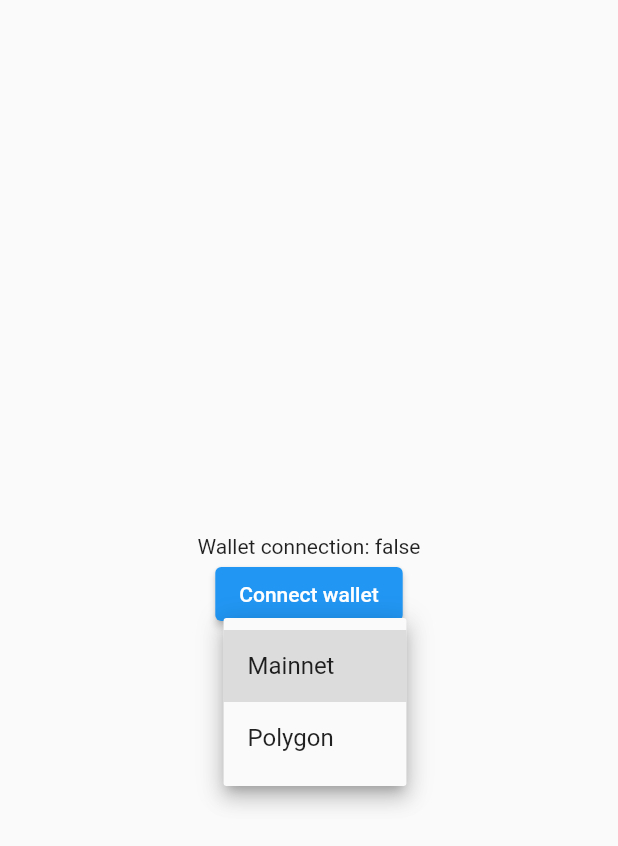
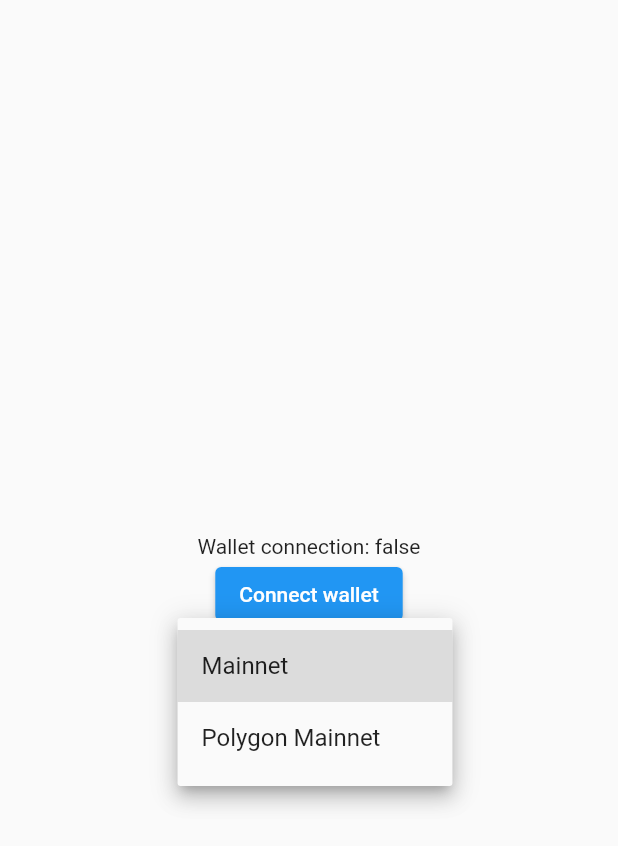
Before and after one commit to inveker/flutter_blockchain_app, a Flutter app: the screen it shows after launch, after a tap on "Mainnet", on a phone screen of 412 x 824 dp. Shown: the top 846 px of the screen. Run offline on Flutter 3.47's test engine with Material 2 defaults, Android fonts, the phone set to English and light mode, and no system bars; our stand-ins replace auto_route, bloc, flutter_bloc, freezed_annotation, hydrated_bloc, qr_flutter; missing offline and left inert: walletconnect_dart, web3_ethereum, web3dart, web3dart_ethereum, web3dart_walletconnect; generated files the repository leaves out were written again.

```diff
--- a/lib/app.dart
+++ b/lib/app.dart
@@ -26,10 +26,18 @@ class _AppState extends State<App> {
         ChainModel(
           id: 1,
           name: 'Mainnet',
+          rpcUrl: 'https://mainnet.infura.io/v3/',
+          nativeCurrencySymbol: 'ETH',
+          nativeCurrencyDecimals: 18,
+          blockExplorerUrls: 'https://etherscan.io',
         ),
         ChainModel(
           id: 137,
-          name: 'Polygon',
+          name: 'Polygon Mainnet',
+          rpcUrl: 'https://polygon-rpc.com/',
+          nativeCurrencySymbol: 'MATIC',
+          nativeCurrencyDecimals: 18,
+          blockExplorerUrls: 'https://polygonscan.com/',
         ),
       ],
       child: MaterialApp.router(
--- a/lib/bloc/network/network_event.dart
+++ b/lib/bloc/network/network_event.dart
@@ -8,7 +8,5 @@ class NetworkEvent with _$NetworkEvent {
 
   factory NetworkEvent.setSwitchChainStrategy(SwitchChainStrategy? switchChainStrategy) = NetworkSetSwitchChainStrategyEvent;
 
-  factory NetworkEvent.setLogoutStrategy(Future<void> Function()? logoutStrategy) = NetworkSetLogoutStrategyEvent;
-
   factory NetworkEvent.logout() = NetworkLogoutEvent;
 }
--- a/lib/bloc/network/network_state.dart
+++ b/lib/bloc/network/network_state.dart
@@ -6,7 +6,6 @@ class NetworkState with _$NetworkState {
     required ChainModel currentChain,
     @Default(false) bool hasWalletConnection,
     SwitchChainStrategy? switchChainStrategy,
-    Future<void> Function()? logoutStrategy,
     @Default(false) bool switchChainRejected,
 }) = _NetworkState;
 }
--- a/lib/bloc/walletconnect_provider/walletconnect_provider_bloc.dart
+++ b/lib/bloc/walletconnect_provider/walletconnect_provider_bloc.dart
@@ -63,6 +63,8 @@ class WalletConnectProviderBloc extends HydratedBloc<WalletConnectProviderEvent,
   }
 
   Future<void> _reset(WalletConnectProviderResetEvent event, Emitter<WalletConnectProviderState> emit) async {
+    _walletConnectProvider?.session.reset();
+    await _walletConnectProvider?.walletConnect.close(forceClose: true);
     emit(WalletConnectProviderState());
   }
 
--- a/lib/bloc/walletconnect_provider/walletconnect_provider_event.dart
+++ b/lib/bloc/walletconnect_provider/walletconnect_provider_event.dart
@@ -5,6 +5,7 @@ class WalletConnectProviderEvent with _$WalletConnectProviderEvent {
   factory WalletConnectProviderEvent.connect() = WalletConnectProviderConnectEvent;
 
   factory WalletConnectProviderEvent.restore(Map<String, dynamic> json) = WalletConnectProviderRestoreEvent;
+
   factory WalletConnectProviderEvent.reset() = WalletConnectProviderResetEvent;
 
   factory WalletConnectProviderEvent.setDisplayUri(String? displayUri) = WalletConnectProviderSetDisplayUriEvent;
--- a/lib/models/chain/chain_model.dart
+++ b/lib/models/chain/chain_model.dart
@@ -9,8 +9,11 @@ class ChainModel with _$ChainModel {
   factory ChainModel({
     required int id,
     required String name,
+    required String rpcUrl,
+    required String nativeCurrencySymbol,
+    required int nativeCurrencyDecimals,
+    required String blockExplorerUrls,
     String? image,
-    String? defaultRpcUrl,
   }) = _ChainModel;
 
   String getHexId() {
--- a/lib/screens/main_screen.dart
+++ b/lib/screens/main_screen.dart
@@ -1,6 +1,7 @@
 import 'package:flutter/material.dart';
 import 'package:flutter_bloc/flutter_bloc.dart';
 import 'package:flutter_blockchain_app/bloc/network/network_bloc.dart';
+import 'package:flutter_blockchain_app/bloc/rpc/rpc_bloc.dart';
 import 'package:flutter_blockchain_app/widgets/chain_selector.dart';
 import 'package:flutter_blockchain_app/widgets/wallet_connect_button.dart';
 import 'package:flutter_blockchain_app/widgets/wallet_logout_button.dart';
@@ -29,6 +30,25 @@ class MainScreen extends StatelessWidget {
                 return state.hasWalletConnection ? WalletLogoutButton() : SizedBox();
               },
             ),
+            BlocBuilder<NetworkBloc, NetworkState>(
+              buildWhen: (p, n) => p.hasWalletConnection != n.hasWalletConnection,
+              builder: (context, state) {
+                if(state.hasWalletConnection) {
+                  return ElevatedButton(
+                    child: Text('call'),
+                    onPressed: () async {
+                      final responce = await context.read<RpcBloc>().state.rpcService!.call('eth_call', [{
+                        'to': '0x1f9840a85d5aF5bf1D1762F925BDADdC4201F984',
+                        'data': '0x313ce567',
+                      }, 'latest']);
+                      print('response ${responce.result}');
+                    },
+                  );
+                } else {
+                  return SizedBox();
+                }
+              },
+            ),
           ],
         ),
       ),
--- a/lib/web3/connection_logout_strategies/connection_logout_strategy.dart
+++ /dev/null
@@ -1,3 +0,0 @@
-abstract class ConnectionLogoutStrategy {
-  Future<void> execute();
-}
--- a/lib/web3/provider_builders/walletconnect/walletconnect_provider_builder.dart
+++ b/lib/web3/provider_builders/walletconnect/walletconnect_provider_builder.dart
@@ -19,6 +19,8 @@ class WalletConnectProviderBuilder {
       ),
     );
   }
+
+  WalletConnect get walletConnect => _walletConnect;
 
   WalletConnectSession get session => _walletConnect.session;
 
--- a/lib/web3/web3_context_bloc/web3_context_providers.dart
+++ b/lib/web3/web3_context_bloc/web3_context_providers.dart
@@ -36,7 +36,7 @@ class Web3ContextProviders extends StatelessWidget {
           ),
           BlocProvider<RpcBloc>(
             create: (context) => RpcBloc(
-              rpcUrl: context.read<NetworkBloc>().state.currentChain.defaultRpcUrl,
+              rpcUrl: context.read<NetworkBloc>().state.currentChain.rpcUrl,
             ),
           ),
           BlocProvider<Web3ClientBloc>(
```
Also changed, not shown: lib/bloc/network/network_bloc.dart (+0 -8 lines), lib/web3/connection_logout_strategies/walletconnect_connection_logout_strategy.dart (deleted, +0 -10 lines), lib/web3/switch_chain_strategies/rpc_call_switch_chain_strategy.dart (+20 -0 lines), lib/web3/web3_context_bloc/listeners/network_bloc_listeners.dart (+2 -12 lines), lib/bloc/network/network_bloc.freezed.dart.
